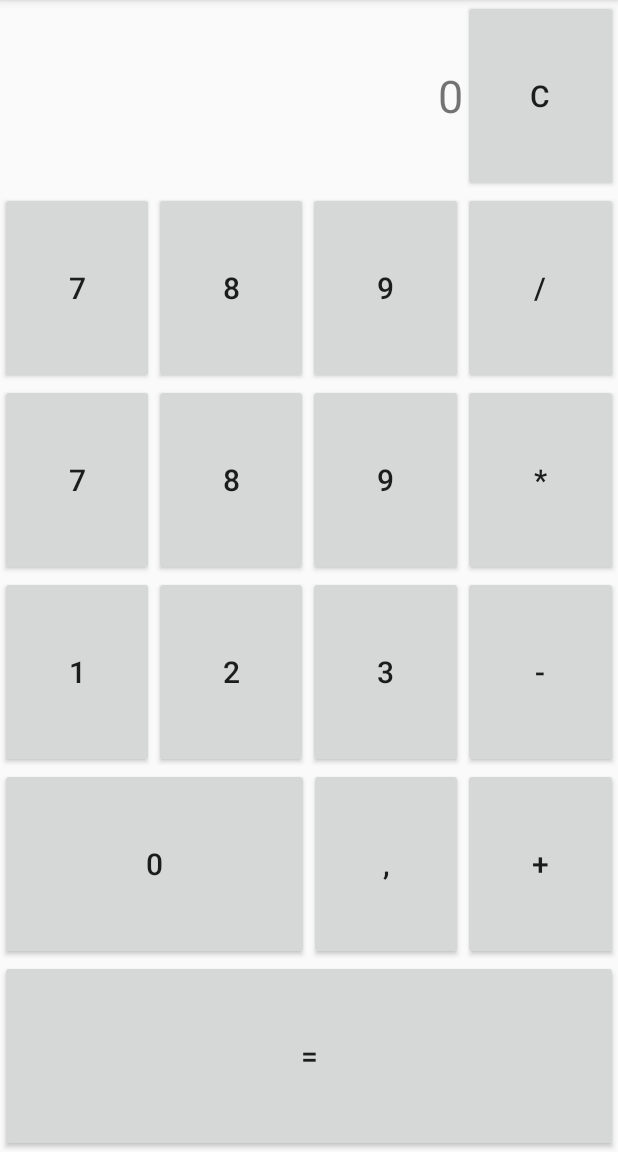
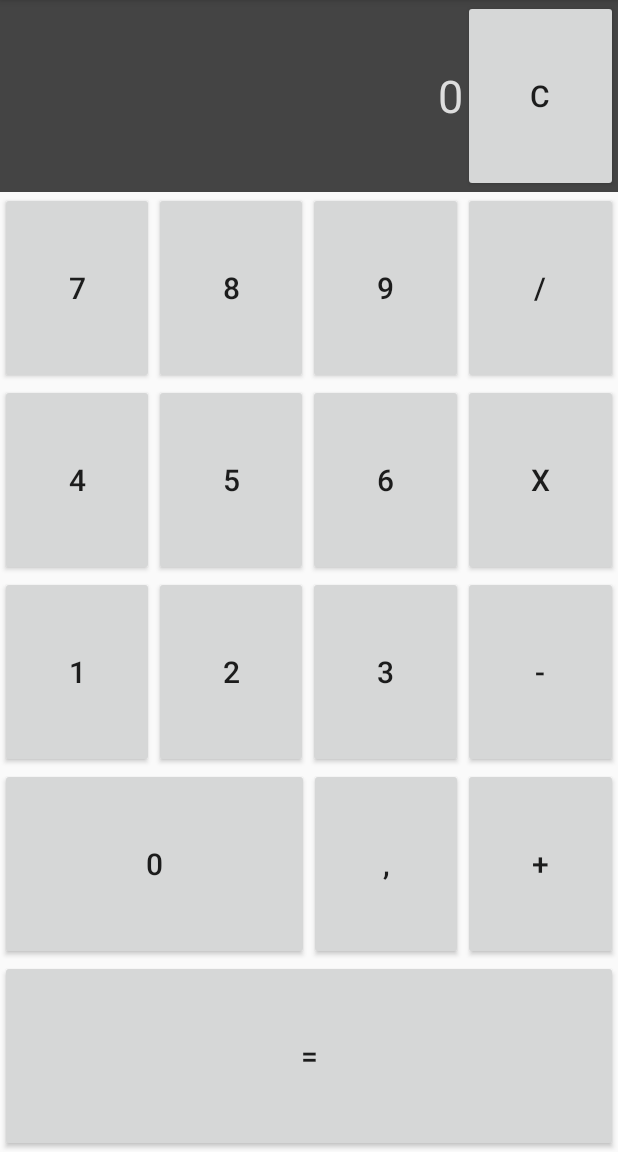
Before and after one commit to LaurentESP/FormationHB_Android_Calculator, an Android app: the screen it shows after launch (MainActivity), on a phone screen of 412 x 824 dp, the part 84-1236 px from its top. Run offline under Robolectric (Android 15) with nearby library versions, the phone set to English and light mode, and no system bars.

Commit message:
Add of the management of operands / add function / Unit Test for Add

```diff
--- a/app/src/main/java/laurentesp/calculator/MainActivity.java
+++ b/app/src/main/java/laurentesp/calculator/MainActivity.java
@@ -2,13 +2,24 @@ package laurentesp.calculator;
 
 import android.support.v7.app.AppCompatActivity;
 import android.os.Bundle;
+import android.view.View;
+import android.widget.TextView;
 
 public class MainActivity extends AppCompatActivity {
+
+
 
     @Override
     protected void onCreate(Bundle savedInstanceState) {
         super.onCreate(savedInstanceState);
         setContentView(R.layout.activity_main);
+        TextView textView = (TextView) findViewById(R.id.text_view_0);
+        textView.setText(Calculator.getLastOperand());
+    }
 
+    public void clickMeth(View view){
+        final TextView textView = (TextView) findViewById(R.id.text_view_0);
+        String butClicked = view.getTag().toString();
+        textView.setText(Calculator.getValOutToShowtoUser(butClicked, textView.getText().toString()));
     }
 }
--- a/app/src/main/res/layout/activity_main.xml
+++ b/app/src/main/res/layout/activity_main.xml
@@ -16,6 +16,7 @@
         android:layout_weight="1"
         android:orientation="horizontal"
         android:weightSum="4"
+        android:background="@color/color_Grey_Dark"
         tools:context="laurentesp.calculator.MainActivity">
         <TextView
             android:id="@+id/text_view_0"
@@ -24,13 +25,16 @@
             android:layout_height="match_parent"
             android:gravity="right|center"
             android:textSize="30sp"
+            android:textColor="@color/color_Grey"
             android:text="0" />
         <Button
             android:id="@+id/button_C"
             android:layout_width="0dp"
             android:layout_weight="1"
             android:layout_height="match_parent"
-            android:text="C"/>
+            android:tag="C"
+            android:text="C"
+            android:onClick="clickMeth"/>
     </LinearLayout>
 
     <LinearLayout xmlns:android="http://schemas.android.com/apk/res/android"
@@ -47,25 +51,33 @@
             android:layout_width="0dp"
             android:layout_height="match_parent"
             android:layout_weight="1"
-            android:text="7"/>
+            android:tag="7"
+            android:text="7"
+            android:onClick="clickMeth"/>
         <Button
             android:id="@+id/button_8"
             android:layout_width="0dp"
             android:layout_height="match_parent"
             android:layout_weight="1"
-            android:text="8"/>
+            android:tag="8"
+            android:text="8"
+            android:onClick="clickMeth"/>
         <Button
             android:id="@+id/button_9"
             android:layout_width="0dp"
             android:layout_height="match_parent"
             android:layout_weight="1"
-            android:text="9"/>
+            android:tag="9"
+            android:text="9"
+            android:onClick="clickMeth"/>
         <Button
             android:id="@+id/button_Div"
             android:layout_width="0dp"
             android:layout_height="match_parent"
             android:layout_weight="1"
-            android:text="/"/>
+            android:tag="/"
+            android:text="/"
+            android:onClick="clickMeth"/>
     </LinearLayout>
     <LinearLayout xmlns:android="http://schemas.android.com/apk/res/android"
         xmlns:tools="http://schemas.android.com/tools"
@@ -81,25 +93,33 @@
             android:layout_width="0dp"
             android:layout_height="match_parent"
             android:layout_weight="1"
-            android:text="7"/>
+            android:tag="4"
+            android:text="4"
+            android:onClick="clickMeth"/>
         <Button
             android:id="@+id/button_5"
             android:layout_width="0dp"
             android:layout_height="match_parent"
             android:layout_weight="1"
-            android:text="8"/>
+            android:tag="5"
+            android:text="5"
+            android:onClick="clickMeth"/>
         <Button
             android:id="@+id/button_6"
             android:layout_width="0dp"
             android:layout_height="match_parent"
             android:layout_weight="1"
-            android:text="9"/>
+            android:tag="6"
+            android:text="6"
+            android:onClick="clickMeth"/>
         <Button
             android:id="@+id/button_Mult"
             android:layout_width="0dp"
             android:layout_height="match_parent"
             android:layout_weight="1"
-            android:text="*"/>
+            android:tag="x"
+            android:text="x"
+            android:onClick="clickMeth"/>
     </LinearLayout>
     <LinearLayout xmlns:android="http://schemas.android.com/apk/res/android"
         xmlns:tools="http://schemas.android.com/tools"
@@ -115,25 +135,33 @@
             android:layout_width="0dp"
             android:layout_height="match_parent"
             android:layout_weight="1"
-            android:text="1"/>
+            android:tag="1"
+            android:text="1"
+            android:onClick="clickMeth"/>
         <Button
             android:id="@+id/button_2"
             android:layout_width="0dp"
             android:layout_height="match_parent"
             android:layout_weight="1"
-            android:text="2"/>
+            android:tag="2"
+            android:text="2"
+            android:onClick="clickMeth"/>
         <Button
             android:id="@+id/button_3"
             android:layout_width="0dp"
             android:layout_height="match_parent"
             android:layout_weight="1"
-            android:text="3"/>
+            android:tag="3"
+            android:text="3"
+            android:onClick="clickMeth"/>
         <Button
             android:id="@+id/button_Sub"
             android:layout_width="0dp"
             android:layout_height="match_parent"
             android:layout_weight="1"
-            android:text="-"/>
+            android:tag="-"
+            android:text="-"
+            android:onClick="clickMeth"/>
     </LinearLayout>
     <LinearLayout xmlns:android="http://schemas.android.com/apk/res/android"
         xmlns:tools="http://schemas.android.com/tools"
@@ -149,19 +177,25 @@
             android:layout_width="0dp"
             android:layout_height="match_parent"
             android:layout_weight="2"
-            android:text="0"/>
+            android:tag="0"
+            android:text="0"
+            android:onClick="clickMeth"/>
         <Button
             android:id="@+id/button_Point"
             android:layout_width="0dp"
             android:layout_height="match_parent"
             android:layout_weight="1"
-            android:text=","/>
+            android:tag=","
+            android:text=","
+            android:onClick="clickMeth"/>
         <Button
             android:id="@+id/button_Add"
             android:layout_width="0dp"
             android:layout_height="match_parent"
             android:layout_weight="1"
-            android:text="+"/>
+            android:tag="+"
+            android:text="+"
+            android:onClick="clickMeth"/>
     </LinearLayout>
     <LinearLayout xmlns:android="http://schemas.android.com/apk/res/android"
         xmlns:tools="http://schemas.android.com/tools"
@@ -176,6 +210,8 @@
             android:id="@+id/button_eq"
             android:layout_width="match_parent"
             android:layout_height="match_parent"
-            android:text="="/>
+            android:tag="="
+            android:text="="
+            android:onClick="clickMeth"/>
     </LinearLayout>
 </LinearLayout>
--- a/app/src/main/res/values/colors.xml
+++ b/app/src/main/res/values/colors.xml
@@ -3,4 +3,6 @@
     <color name="colorPrimary">#3F51B5</color>
     <color name="colorPrimaryDark">#303F9F</color>
     <color name="colorAccent">#FF4081</color>
+    <color name="color_Grey_Dark">#444444</color>
+    <color name="color_Grey">#DDDDDD</color>
 </resources>
```
Also changed, not shown: app/src/main/java/laurentesp/calculator/Calculator.java (added, +117 -0 lines), app/src/main/res/mipmap-hdpi/ic_launcher.png, app/src/main/res/mipmap-mdpi/ic_launcher.png, app/src/main/res/mipmap-xhdpi/ic_launcher.png, app/src/main/res/mipmap-xxhdpi/ic_launcher.png, app/src/main/res/mipmap-xxxhdpi/ic_launcher.png, 1 other file.
